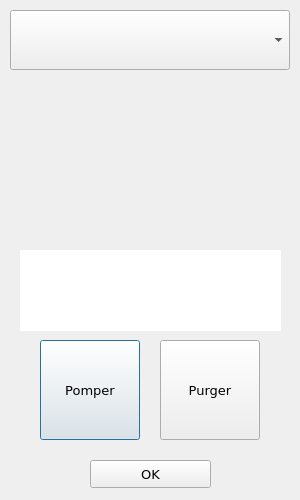
Old version of the form gui/ui/drink.ui in the repository robotique-ecam/barbot-v2.
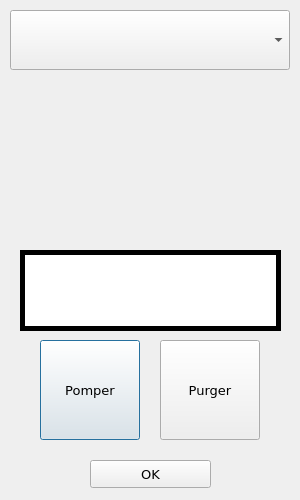
New version of the form.

Patch:
```diff
--- a/gui/ui/drink.ui
+++ b/gui/ui/drink.ui
@@ -61,10 +61,14 @@
    <property name="font">
     <font>
      <family>Verdana</family>
-     <weight>50</weight>
-     <bold>false</bold>
+     <pointsize>10</pointsize>
+     <weight>75</weight>
+     <bold>true</bold>
     </font>
    </property>
+   <property name="styleSheet">
+    <string notr="true">border: 5px solid;</string>
+   </property>
    <property name="text">
     <string/>
    </property>
```
